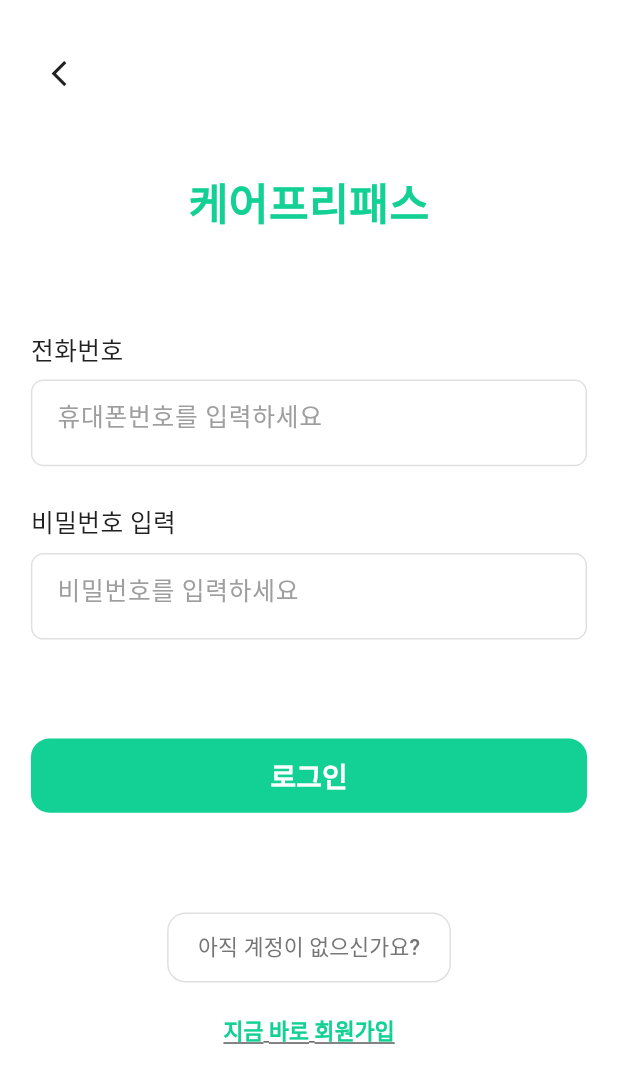
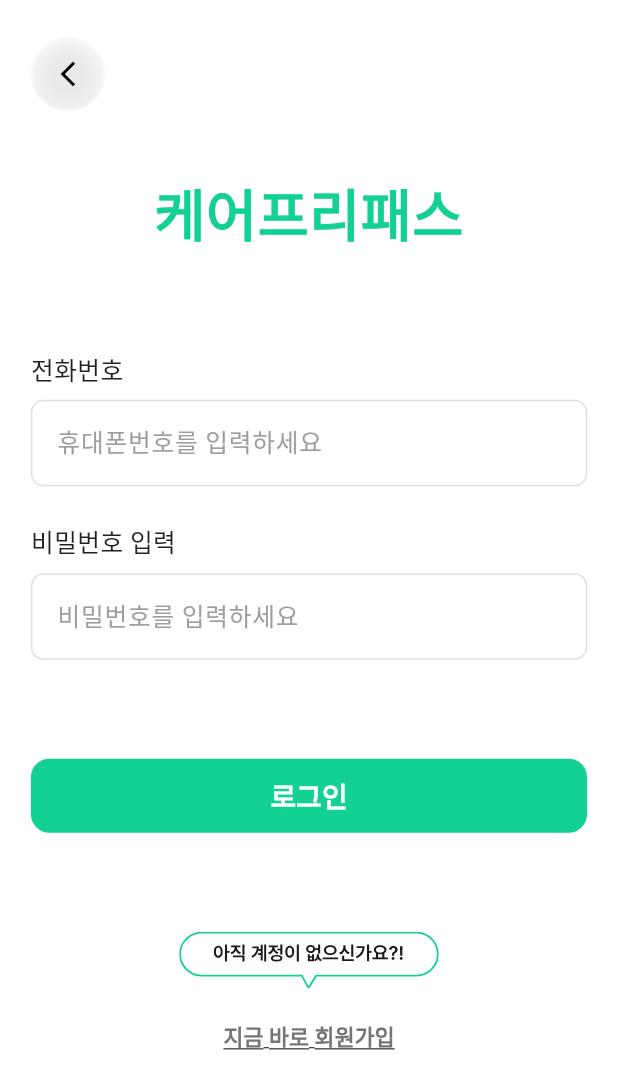
Before and after one commit to 9oormthon-univ/2025_SEASONTHON_TEAM_45_APP, a Flutter app: the screen it shows after launch, after a tap on "로그인", on a phone screen of 412 x 824 dp. Shown: the top 1089 px of the screen. Run offline on Flutter 3.47's test engine with Material 3 defaults, Android fonts, the phone set to English and light mode, and no system bars; our stand-ins replace bloc, dartz, dio, equatable, flutter_bloc, flutter_blue_plus and 4 more; Roboto replaces fonts that are missing (Pretendard); project files that could hold a hidden picture were left out.

Commit message:
로그인, 회원가입 UI 일부 수정

```diff
--- a/lib/data/repositories/auth_repository_impl.dart
+++ b/lib/data/repositories/auth_repository_impl.dart
@@ -56,7 +56,7 @@ class AuthRepositoryImpl implements AuthRepository {
           refreshToken: 'local_refresh_token',
         ));
       } else {
-        return const Left(ServerFailure('전화번호 또는 비밀번호가 일치하지 않습니다.'));
+        return const Left(ServerFailure('휴대폰 번호 혹은 비밀번호가 틀립니다.'));
       }
     } catch (e) {
       return const Left(ServerFailure('로그인 중 오류가 발생했습니다.'));
--- a/lib/presentation/views/login_initial_view.dart
+++ b/lib/presentation/views/login_initial_view.dart
@@ -47,7 +47,7 @@ class LoginInitialView extends StatelessWidget {
               Text(
                 '케어프리패스',
                 style: TextStyle(
-                  fontSize: ResponsiveUtils.fontSize(context, FontSize.xxl),
+                  fontSize: ResponsiveUtils.fontSize(context, FontSize.xxxl),
                   fontWeight: FontWeight.w700,
                   color: AppColors.primaryGreen,
                 ),
@@ -117,7 +117,7 @@ class LoginInitialView extends StatelessWidget {
                   style: TextStyle(
                     fontSize: ResponsiveUtils.fontSize(context, FontSize.sm),
                     fontWeight: FontWeight.w600,
-                    color: AppColors.primaryGreen,
+                    color: AppColors.textSecondary,
                     decoration: TextDecoration.underline,
                   ),
                 ),
--- a/lib/presentation/views/login_input_view.dart
+++ b/lib/presentation/views/login_input_view.dart
@@ -1,5 +1,7 @@
+import 'dart:ui';
 import 'package:flutter/material.dart';
 import 'package:flutter_bloc/flutter_bloc.dart';
+import 'package:flutter_svg/flutter_svg.dart';
 import '../../core/constants/app_colors.dart';
 import '../../core/utils/responsive_utils.dart';
 import '../../injection_container.dart';
@@ -77,15 +79,45 @@ class _LoginInputViewState extends State<LoginInputView> {
                 SizedBox(height: ResponsiveUtils.spacing(context, SpacingSize.sm)),
 
                 // Back button
-                IconButton(
-                  onPressed: () => Navigator.pop(context),
-                  icon: Icon(
-                    Icons.arrow_back_ios,
-                    size: ResponsiveUtils.iconSize(context, IconSizeType.small),
-                    color: AppColors.textPrimary,
+                GestureDetector(
+                  onTap: () => Navigator.pop(context),
+                  child: ClipRRect(
+                    borderRadius: BorderRadius.circular(ResponsiveUtils.widthPercent(context, 6)),
+                    child: BackdropFilter(
+                      filter: ImageFilter.blur(sigmaX: 15, sigmaY: 15),
+                      child: Container(
+                        width: ResponsiveUtils.widthPercent(context, 12),
+                        height: ResponsiveUtils.widthPercent(context, 12),
+                        decoration: BoxDecoration(
+                          color: Colors.white.withOpacity(0.5),
+                          borderRadius: BorderRadius.circular(ResponsiveUtils.widthPercent(context, 6)),
+                          border: Border.all(
+                            color: Colors.white.withOpacity(0.3),
+                            width: 1,
                           ),
-                  padding: EdgeInsets.zero,
-                  constraints: const BoxConstraints(),
+                          boxShadow: [
+                            BoxShadow(
+                              color: Colors.black.withOpacity(0.1),
+                              blurRadius: 16,
+                              spreadRadius: 0,
+                              offset: const Offset(0, 0),
+                            ),
+                            BoxShadow(
+                              color: Colors.black.withOpacity(0.08),
+                              blurRadius: 8,
+                              spreadRadius: 0,
+                              offset: const Offset(0, 4),
+                            ),
+                          ],
+                        ),
+                        child: const Icon(
+                          Icons.arrow_back_ios_new,
+                          color: Colors.black,
+                          size: 20,
+                        ),
+                      ),
+                    ),
+                  ),
                 ),
 
                 SizedBox(height: ResponsiveUtils.spacing(context, SpacingSize.xl)),
@@ -95,7 +127,7 @@ class _LoginInputViewState extends State<LoginInputView> {
                   child: Text(
                     '케어프리패스',
                     style: TextStyle(
-                      fontSize: ResponsiveUtils.fontSize(context, FontSize.xxl),
+                      fontSize: ResponsiveUtils.fontSize(context, FontSize.xxxl),
                       fontWeight: FontWeight.w700,
                       color: AppColors.primaryGreen,
                     ),
@@ -128,6 +160,7 @@ class _LoginInputViewState extends State<LoginInputView> {
                           ),
                           borderRadius: ResponsiveUtils.borderRadius(context, RadiusSize.small),
                         ),
+                        child: Center(
                           child: TextFormField(
                             controller: _phoneController,
                             keyboardType: TextInputType.phone,
@@ -145,6 +178,7 @@ class _LoginInputViewState extends State<LoginInputView> {
                               border: InputBorder.none,
                               contentPadding: EdgeInsets.symmetric(
                                 horizontal: ResponsiveUtils.widthPercent(context, 4),
+                                vertical: 0,
                               ),
                             ),
                             validator: (value) {
@@ -153,6 +187,7 @@ class _LoginInputViewState extends State<LoginInputView> {
                               }
                               return null;
                             },
+                          ),
                         ),
                       ),
 
@@ -177,6 +212,7 @@ class _LoginInputViewState extends State<LoginInputView> {
                           ),
                           borderRadius: ResponsiveUtils.borderRadius(context, RadiusSize.small),
                         ),
+                        child: Center(
                           child: TextFormField(
                             controller: _passwordController,
                             obscureText: true,
@@ -194,6 +230,7 @@ class _LoginInputViewState extends State<LoginInputView> {
                               border: InputBorder.none,
                               contentPadding: EdgeInsets.symmetric(
                                 horizontal: ResponsiveUtils.widthPercent(context, 4),
+                                vertical: 0,
                               ),
                             ),
                             validator: (value) {
@@ -202,6 +239,7 @@ class _LoginInputViewState extends State<LoginInputView> {
                               }
                               return null;
                             },
+                          ),
                         ),
                       ),
 
@@ -257,28 +295,11 @@ class _LoginInputViewState extends State<LoginInputView> {
 
                 SizedBox(height: ResponsiveUtils.spacing(context, SpacingSize.xxl)),
 
-                // Forgot password button (optional - if visible in design)
+                // Account question bubble
                 Center(
-                  child: TextButton(
-                    onPressed: () {},
-                    style: TextButton.styleFrom(
-                      shape: RoundedRectangleBorder(
-                        borderRadius: ResponsiveUtils.borderRadius(context, RadiusSize.medium),
-                        side: BorderSide(color: AppColors.grayLight, width: 1),
-                      ),
-                      padding: EdgeInsets.symmetric(
-                        horizontal: ResponsiveUtils.widthPercent(context, 5),
-                        vertical: ResponsiveUtils.heightPercent(context, 1.5),
-                      ),
-                    ),
-                    child: Text(
-                      '아직 계정이 없으신가요?',
-                      style: TextStyle(
-                        fontSize: ResponsiveUtils.fontSize(context, FontSize.sm),
-                        fontWeight: FontWeight.w500,
-                        color: AppColors.textSecondary,
-                      ),
-                    ),
+                  child: SvgPicture.asset(
+                    'assets/images/Bubble.svg',
+                    width: ResponsiveUtils.widthPercent(context, 42),
                   ),
                 ),
 
@@ -300,7 +321,7 @@ class _LoginInputViewState extends State<LoginInputView> {
                       style: TextStyle(
                         fontSize: ResponsiveUtils.fontSize(context, FontSize.sm),
                         fontWeight: FontWeight.w600,
-                        color: AppColors.primaryGreen,
+                        color: AppColors.textSecondary,
                         decoration: TextDecoration.underline,
                       ),
                     ),
--- a/lib/presentation/views/permission_settings_view.dart
+++ b/lib/presentation/views/permission_settings_view.dart
@@ -248,9 +248,9 @@ class _PermissionSettingsViewState extends State<PermissionSettingsView>
               Text(
                 '아래 권한을 확인해 주세요.',
                 style: TextStyle(
-                  fontSize: ResponsiveUtils.fontSize(context, FontSize.lg),
-                  fontWeight: FontWeight.w400,
-                  color: AppColors.textSecondary,
+                  fontSize: ResponsiveUtils.fontSize(context, FontSize.xl),
+                  fontWeight: FontWeight.w700,
+                  color: AppColors.textPrimary,
                 ),
               ),
 
--- a/lib/presentation/views/signup_view.dart
+++ b/lib/presentation/views/signup_view.dart
@@ -177,6 +177,7 @@ class _SignupViewState extends State<SignupView> {
             border: Border.all(color: AppColors.grayLight),
             borderRadius: ResponsiveUtils.borderRadius(context, RadiusSize.small),
           ),
+          child: Center(
             child: TextField(
               controller: _nameController,
               keyboardType: TextInputType.text,
@@ -193,9 +194,11 @@ class _SignupViewState extends State<SignupView> {
                 border: InputBorder.none,
                 contentPadding: EdgeInsets.symmetric(
                   horizontal: ResponsiveUtils.widthPercent(context, 4),
+                  vertical: 0,
                 ),
               ),
               onChanged: (_) => setState(() {}),
+            ),
           ),
         ),
         SizedBox(height: ResponsiveUtils.spacing(context, SpacingSize.xl)),
@@ -498,6 +501,7 @@ class _SignupViewState extends State<SignupView> {
             border: Border.all(color: AppColors.grayLight),
             borderRadius: ResponsiveUtils.borderRadius(context, RadiusSize.small),
           ),
+          child: Center(
             child: TextField(
               controller: _phoneController,
               keyboardType: TextInputType.phone,
@@ -515,9 +519,11 @@ class _SignupViewState extends State<SignupView> {
                 border: InputBorder.none,
                 contentPadding: EdgeInsets.symmetric(
                   horizontal: ResponsiveUtils.widthPercent(context, 4),
+                  vertical: 0,
                 ),
               ),
               onChanged: (_) => setState(() {}),
+            ),
           ),
         ),
 
@@ -649,6 +655,7 @@ class _SignupViewState extends State<SignupView> {
             border: Border.all(color: AppColors.grayLight),
             borderRadius: ResponsiveUtils.borderRadius(context, RadiusSize.small),
           ),
+          child: Center(
             child: TextField(
               controller: _passwordController,
               obscureText: true,
@@ -666,9 +673,11 @@ class _SignupViewState extends State<SignupView> {
                 border: InputBorder.none,
                 contentPadding: EdgeInsets.symmetric(
                   horizontal: ResponsiveUtils.widthPercent(context, 4),
+                  vertical: 0,
                 ),
               ),
               onChanged: _validatePassword,
+            ),
           ),
         ),
 
--- a/pubspec.yaml
+++ b/pubspec.yaml
@@ -58,6 +58,9 @@ dependencies:
   # 권한 처리
   permission_handler: ^11.1.0
 
+  # SVG 이미지 렌더링
+  flutter_svg: ^2.0.10
+
   # HTTP 통신
   http: ^1.1.0
 
```
Also changed, not shown: assets/images/Bubble.svg (added), assets/images/FloatingButton.svg (added), pubspec.lock. Lines whose indentation alone changed are shown as unchanged.
